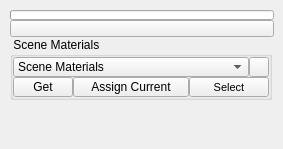
Before: the Qt Designer form ui/1_base_menus/2_sub_menus/3_main_menus/materials.ui in m3trik/Scripts_portable, drawn with Qt 5.
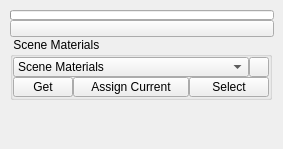
After: the same form once the commit is applied. Custom widgets are drawn as their Qt base class.

Diff of the .ui file:
```diff
--- a/ui/1_base_menus/2_sub_menus/3_main_menus/materials.ui
+++ b/ui/1_base_menus/2_sub_menus/3_main_menus/materials.ui
@@ -332,11 +332,6 @@
             <height>20</height>
            </size>
           </property>
-          <property name="font">
-           <font>
-            <pointsize>8</pointsize>
-           </font>
-          </property>
           <property name="toolTip">
            <string>Select all components with the same material.  
  If nothing is selected; search all geometry.</string>
```
Left out of the diff: 3 changed lines with no effect on the pictures.
